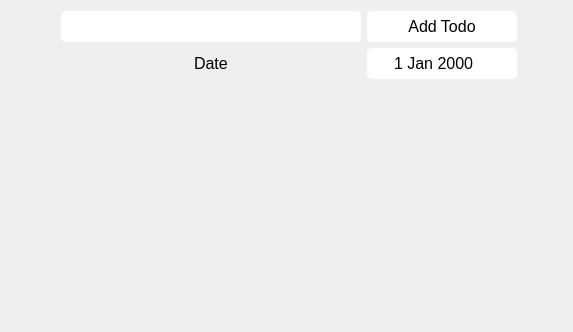
Above: designs/xml/todo_widget.ui from daniel-deru/WorkMate-3.0 before the change. Below: the same form after it.
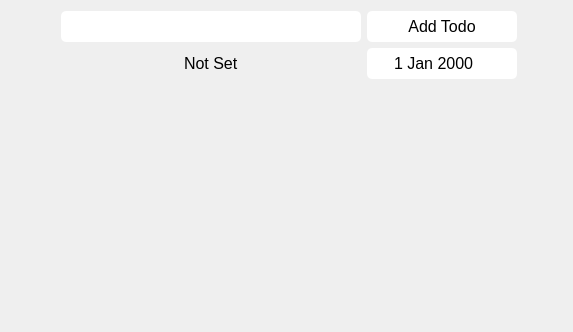
That is the form after the change.

Commit message: finised the basic setup of the model. Fixed lablel text in the todo tab

```diff
--- a/designs/xml/todo_widget.ui
+++ b/designs/xml/todo_widget.ui
@@ -90,7 +90,7 @@
      <item row="1" column="0">
       <widget class="QLabel" name="lbl_data_display">
        <property name="text">
-        <string>Date</string>
+        <string>Not Set</string>
        </property>
       </widget>
      </item>
```
Left out of the diff: 2 changed lines with no effect on the pictures. The commit also changes 7 other files.
